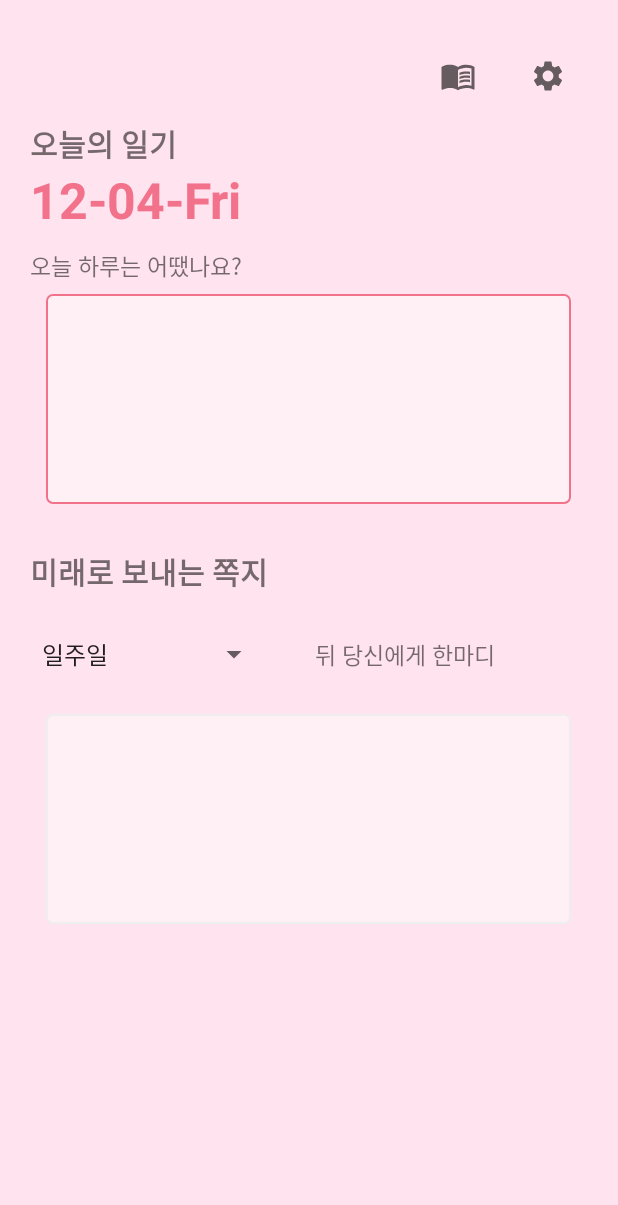
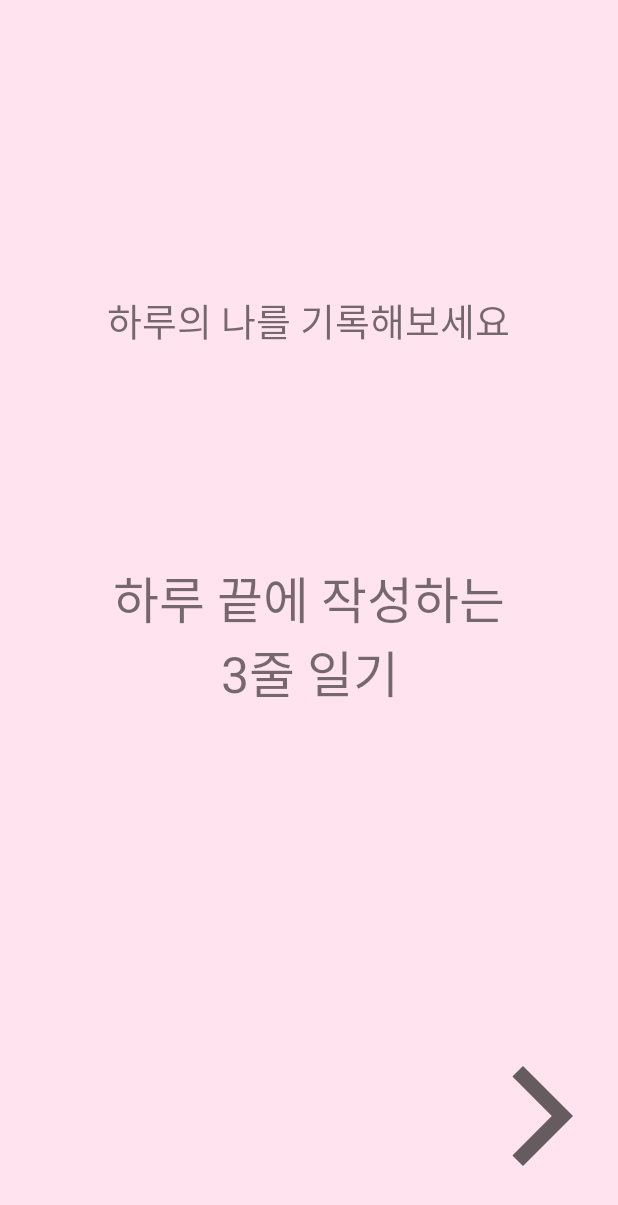
Before and after one commit to HyunhwaShin/NoteToMe_App, an Android app: the screen it shows after launch (MainActivity), on a phone screen of 412 x 824 dp. Shown: the top 1205 px of the screen. Run offline under Robolectric (Android 15) with nearby library versions, the phone set to English and light mode, and no system bars.

Commit message:
12.04 _1

```diff
--- a/app/build.gradle
+++ b/app/build.gradle
@@ -29,4 +29,5 @@ dependencies {
     testImplementation 'junit:junit:4.12'
     androidTestImplementation 'androidx.test.ext:junit:1.1.2'
     androidTestImplementation 'androidx.test.espresso:espresso-core:3.3.0'
+    implementation 'androidx.appcompat:appcompat:1.1.0'
 }
--- a/app/src/main/AndroidManifest.xml
+++ b/app/src/main/AndroidManifest.xml
@@ -3,7 +3,7 @@
     package="com.example.notetome2">
 
     <application
-        android:allowBackup="true"
+        android:allowBackup="false"
         android:icon="@mipmap/ic_launcher"
         android:label="@string/app_name"
         android:roundIcon="@mipmap/ic_launcher_round"
@@ -19,6 +19,9 @@
                 <category android:name="android.intent.category.LAUNCHER" />
             </intent-filter>
         </activity>
+
+
     </application>
 
+
 </manifest>
--- a/app/src/main/java/com/example/notetome2/FirstIntroFragment.java
+++ b/app/src/main/java/com/example/notetome2/FirstIntroFragment.java
@@ -4,24 +4,22 @@ import android.os.Bundle;
 import android.view.LayoutInflater;
 import android.view.View;
 import android.view.ViewGroup;
-import android.widget.RelativeLayout;
-
 import androidx.fragment.app.Fragment;
 
 public class FirstIntroFragment extends Fragment {
-    public FirstIntroFragment()
-    {
+
+    public FirstIntroFragment() {
     }
 
     @Override
-    public void onCreate(Bundle savedInstanceState)
-    {
+    public void onCreate(Bundle savedInstanceState) {
         super.onCreate(savedInstanceState);
     }
+
     @Override
-    public View onCreateView(LayoutInflater inflater, ViewGroup container, Bundle savedInstanceState)
-    {
-        RelativeLayout layout = (RelativeLayout) inflater.inflate(R.layout.intro_first, container, false);
-        return layout;
+    public View onCreateView(LayoutInflater inflater, ViewGroup container,
+                             Bundle savedInstanceState) {
+        View view = inflater.inflate(R.layout.intro_first, container, false);
+        return view;
     }
 }
--- a/app/src/main/java/com/example/notetome2/MainActivity.java
+++ b/app/src/main/java/com/example/notetome2/MainActivity.java
@@ -9,11 +9,13 @@ import androidx.viewpager.widget.ViewPager;
 
 import android.content.Intent;
 import android.database.sqlite.SQLiteDatabase;
+import android.database.sqlite.SQLiteOpenHelper;
 import android.os.Bundle;
 import android.view.View;
 import android.widget.ArrayAdapter;
 import android.widget.EditText;
 import android.widget.ImageButton;
+import android.widget.ListView;
 import android.widget.Spinner;
 import android.widget.TextView;
 
@@ -21,7 +23,7 @@ import java.text.SimpleDateFormat;
 import java.util.Date;
 
 public class MainActivity<val> extends AppCompatActivity {
-//    MyPagerAdapter adapterViewPager;
+    MyPagerAdapter adapterViewPager;
 
     long now = System.currentTimeMillis();
     Date date = new Date(now);
@@ -32,8 +34,9 @@ public class MainActivity<val> extends AppCompatActivity {
     EditText editText;
     EditText editText2;
 
-    SQLiteDatabase database;
+    SQLiteDatabase db;
     String tableName;
+
 
     @Override
     protected void onCreate(Bundle savedInstanceState) {
@@ -42,9 +45,9 @@ public class MainActivity<val> extends AppCompatActivity {
         super.onCreate(savedInstanceState);
         setContentView(R.layout.activity_main);
 
-        //SQlite 연동
         editText = findViewById(R.id.diary_editText);
         editText2 = findViewById(R.id.note_editText);
+
 
         //오늘의 날짜 표시
         dateNow = (TextView) findViewById(R.id.dateNow);
@@ -73,40 +76,39 @@ public class MainActivity<val> extends AppCompatActivity {
                 startActivity(intent);
             }
         });
+
+
+        ViewPager vp = (ViewPager) findViewById(R.id.vp);
+        adapterViewPager = new MyPagerAdapter(getSupportFragmentManager());
+        vp.setAdapter(adapterViewPager);
+        vp.setCurrentItem(0); //앱 실행시 맨 처음 페이지로 이동
     }
-}
-//***********지우면 안됌 !!!!ViewPager 잠시 보류해놓은 것
-//        ViewPager vp = (ViewPager) findViewById(R.id.vp);
-//        adapterViewPager = new MyPagerAdapter(getSupportFragmentManager());
-//        vp.setAdapter(adapterViewPager);
-//        vp.setCurrentItem(0); //앱 실행시 맨 처음 페이지로 이동
-//
-//    public static class MyPagerAdapter extends FragmentPagerAdapter {
-//        private static int NUM_ITEMS = 3;
-//
-//         public MyPagerAdapter(FragmentManager fm) {
-//              super(fm);
-//         }
-//
-//    @Override
-//        public int getCount() {
-//         return NUM_ITEMS;
-//        }
-//
-//        @Override
-//        public Fragment getItem(int position) {
-//            switch (position) {
-//                case 0:
-//                    return new FirstIntroFragment();
-//                case 1:
-//                    return new SecondIntroFragment();
-//                case 2:
-//                    return new ThirdIntroFragment();
-//                default:
-//                    return null;
-//            }
-//        }
-//        @Override
-//        public CharSequence getPageTitle(int position) {
-//            return "Page " + position;
-//          }
+
+        public static class MyPagerAdapter extends FragmentPagerAdapter {
+            private static int NUM_ITEMS = 3;
+
+            public MyPagerAdapter(FragmentManager fm) {
+                super(fm);
+            }
+
+            @Override
+            public int getCount() {
+                return NUM_ITEMS;
+            }
+
+            @Override
+            public Fragment getItem(int position) {
+                switch (position) {
+                    case 0:
+                        return new FirstIntroFragment();
+                    case 1:
+                        return new SecondIntroFragment();
+                    case 2:
+                        return new ThirdIntroFragment();
+                    default:
+                        return null;
+                }
+            }
+
+        }
+    }
--- a/app/src/main/java/com/example/notetome2/SecondIntroFragment.java
+++ b/app/src/main/java/com/example/notetome2/SecondIntroFragment.java
@@ -4,25 +4,23 @@ import android.os.Bundle;
 import android.view.LayoutInflater;
 import android.view.View;
 import android.view.ViewGroup;
-import android.widget.RelativeLayout;
 
 import androidx.fragment.app.Fragment;
 
-public class SecondIntroFragment extends Fragment
-{
-    public SecondIntroFragment()
-    {
+public class SecondIntroFragment extends Fragment {
+
+    public SecondIntroFragment() {
     }
 
     @Override
-    public void onCreate(Bundle savedInstanceState)
-    {
+    public void onCreate(Bundle savedInstanceState) {
         super.onCreate(savedInstanceState);
     }
+
     @Override
-    public View onCreateView(LayoutInflater inflater, ViewGroup container, Bundle savedInstanceState)
-    {
-        RelativeLayout layout = (RelativeLayout) inflater.inflate(R.layout.intro_second, container, false);
-        return layout;
+    public View onCreateView(LayoutInflater inflater, ViewGroup container,
+                             Bundle savedInstanceState) {
+        View view = inflater.inflate(R.layout.intro_second, container, false);
+        return view;
     }
 }
--- a/app/src/main/res/layout/activity_main.xml
+++ b/app/src/main/res/layout/activity_main.xml
@@ -9,10 +9,10 @@
     android:background="#FFE3EE">
 
 
-<!--    <androidx.viewpager.widget.ViewPager-->
-<!--        android:id="@+id/vp"-->
-<!--        android:layout_width="match_parent"-->
-<!--        android:layout_height="match_parent" />-->
+    <androidx.viewpager.widget.ViewPager
+        android:id="@+id/vp"
+        android:layout_width="match_parent"
+        android:layout_height="match_parent" />
 
 
     <!-- ***일기모음, 설정 화면으로 가는 버튼 layout-->
--- a/app/src/main/res/layout/intro_first.xml
+++ b/app/src/main/res/layout/intro_first.xml
@@ -24,6 +24,7 @@
         android:text="하루 끝에 작성하는\n         3줄 일기"
         android:textSize="33sp" />
 
+
     <ImageView
         android:layout_width="80dp"
         android:layout_height="80dp"
--- a/app/src/main/res/layout/intro_second.xml
+++ b/app/src/main/res/layout/intro_second.xml
@@ -22,6 +22,7 @@
         android:text="미래의 나에게 보내는\n\n            응원\n         일정 알림\n         계획 확인"
         android:textSize="33sp" />
 
+
     <ImageView
         android:layout_width="80dp"
         android:layout_height="80dp"
--- a/app/src/main/res/layout/intro_third.xml
+++ b/app/src/main/res/layout/intro_third.xml
@@ -28,6 +28,7 @@
             android:text="시작하기"
             android:textSize="20sp" />
 
+
         <ImageView
             android:layout_width="80dp"
             android:layout_height="80dp"
```
Also changed, not shown: app/src/main/java/com/example/notetome2/ThirdIntroFragment.java (+10 -11 lines).
